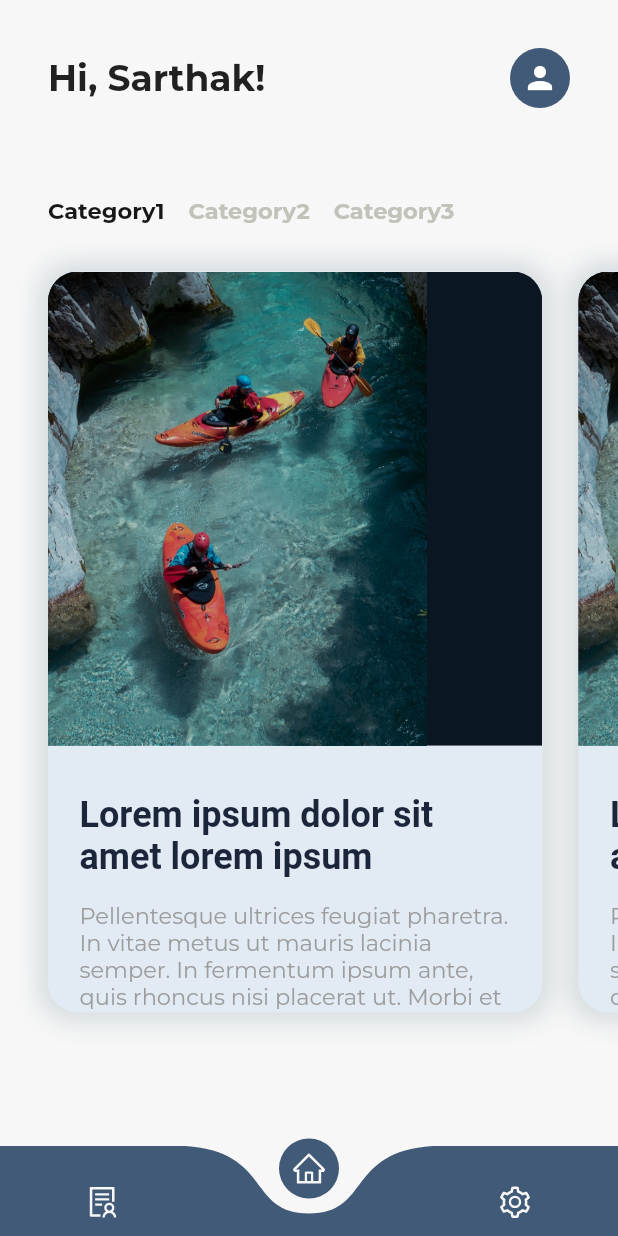
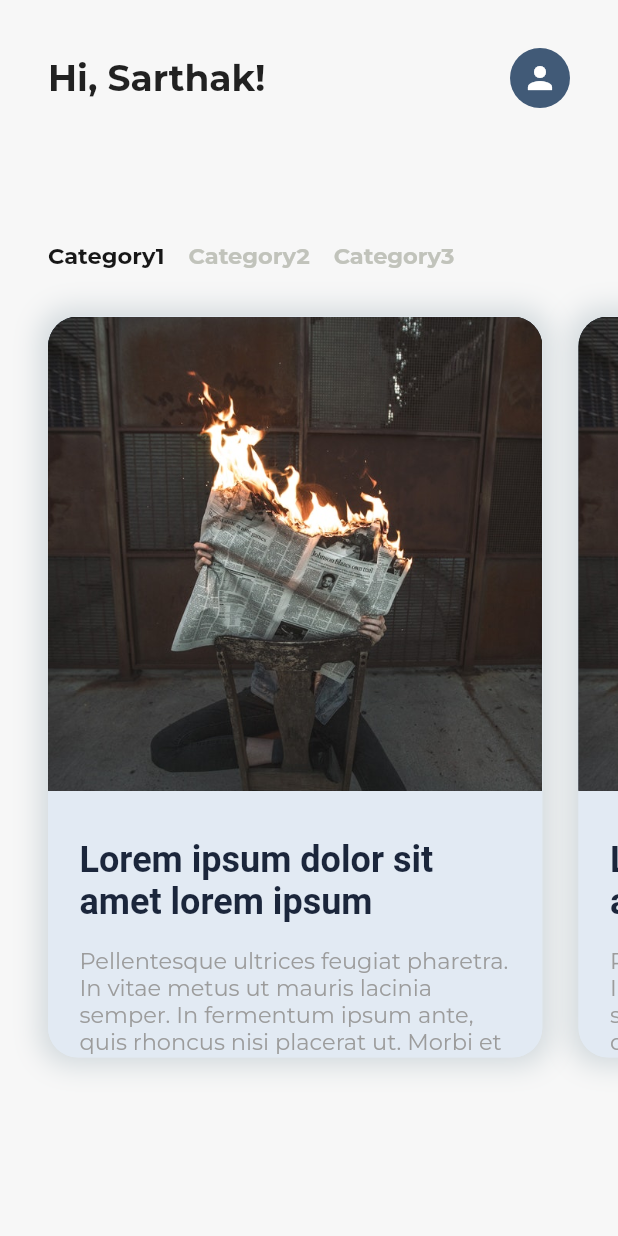
Before and after one commit to sarthak333/VoiceOut, a Flutter app: the Home screen opened by its route, on a phone screen of 412 x 824 dp. Run offline on Flutter 3.47's test engine with Material 2 defaults, Android fonts, the phone set to English and light mode, and no system bars; drawn by our look-alikes of curved_navigation_bar; our stand-ins replace flutter_neumorphic, flutter_svg, flutter_vector_icons, google_fonts, introduction_screen, sliding_up_panel; Roboto replaces fonts that are missing (Arvo).

Commit message:
feat: added story detail screen and bottom navigation working

```diff
--- a/lib/global/screens/GlobalWrapper.dart
+++ b/lib/global/screens/GlobalWrapper.dart
@@ -5,42 +5,12 @@ import 'package:flutter_vector_icons/flutter_vector_icons.dart';
 
 class GlobalWrapper extends StatelessWidget {
   var child;
-  bool displayBottomBar;
   GlobalWrapper({
     this.child,
-    this.displayBottomBar = false,
   });
   @override
   Widget build(BuildContext context) {
     return Scaffold(
-      bottomNavigationBar: displayBottomBar
-          ? CurvedNavigationBar(
-              backgroundColor: white,
-              color: blueMd,
-              height: 60,
-              index: 1,
-              items: <Widget>[
-                Icon(
-                  AntDesign.solution1,
-                  size: 24,
-                  color: white,
-                ),
-                Icon(
-                  AntDesign.home,
-                  size: 24,
-                  color: white,
-                ),
-                Icon(
-                  AntDesign.setting,
-                  size: 24,
-                  color: white,
-                ),
-              ],
-              onTap: (index) {
-                //Handle button tap
-              },
-            )
-          : null,
       body: SafeArea(
         child: child,
       ),
--- a/lib/home/components/TopStoryCard.dart
+++ b/lib/home/components/TopStoryCard.dart
@@ -6,13 +6,12 @@ import 'dart:math';
 import 'package:sliding_up_panel/sliding_up_panel.dart';
 import 'package:voiceout/global/widgets/Animate.dart';
 import 'package:voiceout/home/components/StoryDetail.dart';
+import 'package:curved_navigation_bar/curved_navigation_bar.dart';
 
-class TopStoryCard extends StatefulWidget {
-  @override
-  _TopStoryCardState createState() => _TopStoryCardState();
-}
+class TopStoryCard extends StatelessWidget {
+  final index;
 
-class _TopStoryCardState extends State<TopStoryCard> {
+  TopStoryCard({this.index});
   @override
   Widget build(BuildContext context) {
     return Padding(
@@ -45,7 +44,9 @@ class _TopStoryCardState extends State<TopStoryCard> {
               child: Material(
                 color: blueBg,
                 child: InkWell(
-                  onTap: () {},
+                  onTap: () {
+                    Navigator.pushNamed(context, "/StoryDetails");
+                  },
                   splashColor: blueMdLight,
                   child: CustomScrollView(
                     slivers: <Widget>[
@@ -55,26 +56,14 @@ class _TopStoryCardState extends State<TopStoryCard> {
                         expandedHeight:
                             (MediaQuery.of(context).size.height - 350) / 1.5,
                         flexibleSpace: FlexibleSpaceBar(
-                          background: Stack(
-                            children: [
-                              Image.asset(
-                                'lib/assets/random2.jpg',
-                                fit: BoxFit.cover,
-                              ),
-                              Positioned(
-                                top: 0,
-                                left: 0,
-                                right: 0,
-                                child: Container(
-                                  height: (MediaQuery.of(context).size.height -
-                                          350) /
-                                      1.5,
-                                  width:
-                                      MediaQuery.of(context).size.width * 0.75,
-                                  color: Colors.black.withOpacity(0.2),
-                                ),
-                              ),
-                            ],
+                          background: Hero(
+                            tag: "storyImage${index}",
+                            child: Image.asset(
+                              'lib/assets/random1.jpg',
+                              fit: BoxFit.cover,
+                              width:
+                                  MediaQuery.of(context).size.width * 0.8,
+                            ),
                           ),
                         ),
                       ),
--- a/lib/home/screens/Home.dart
+++ b/lib/home/screens/Home.dart
@@ -108,9 +108,9 @@ class _HomeState extends State<Home> {
                     Container(
                       width: 20,
                     ),
-                    TopStoryCard(),
-                    TopStoryCard(),
-                    TopStoryCard(),
+                    TopStoryCard(index: 1),
+                    TopStoryCard(index: 2),
+                    TopStoryCard(index: 3),
                     Container(
                       width: 20,
                     ),
```
Also changed, not shown: lib/home/components/StoryDetail.dart (+18 -3 lines), lib/home/screens/ScaffoldHome.dart (added, +60 -0 lines), lib/main.dart (+6 -35 lines), 1 other file.
